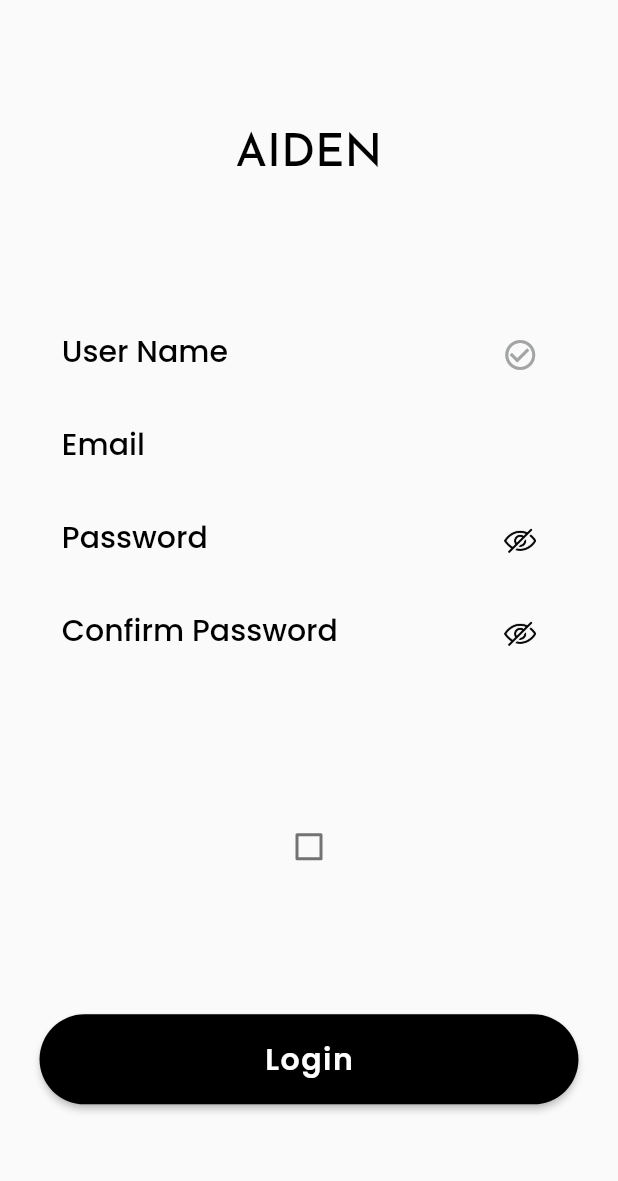
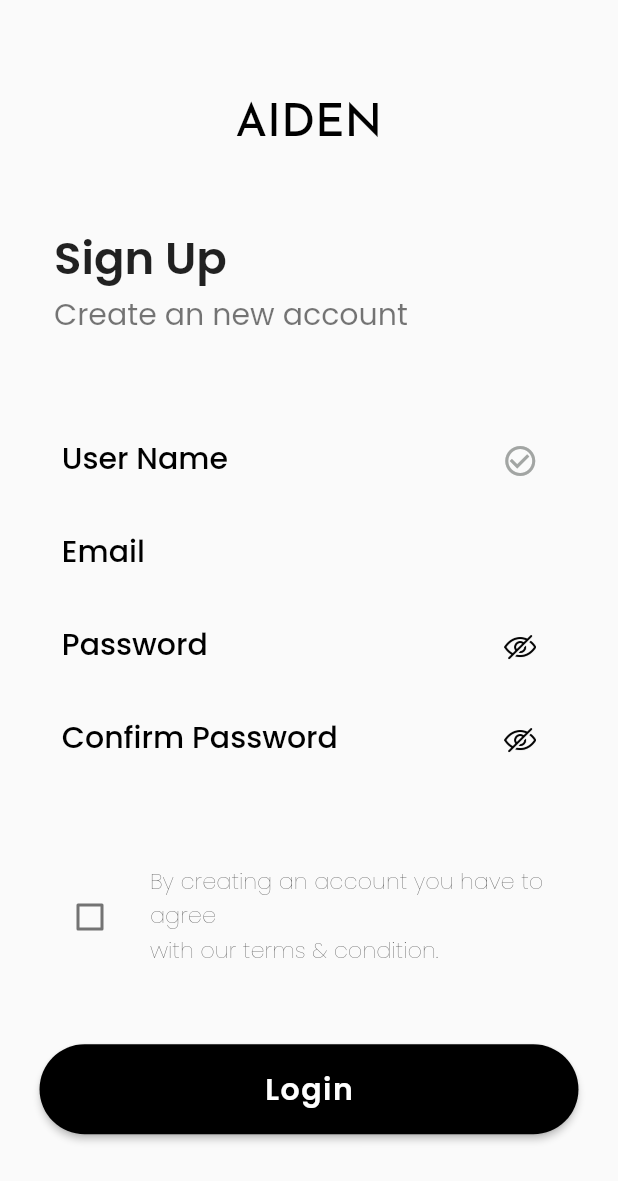
Before and after one commit to irshadcholakkal/Aiden-E-Commerce, a Flutter app: the SignupPage screen opened directly, on a phone screen of 412 x 824 dp. Shown: the top 1181 px of the screen. Run offline on Flutter 3.47's test engine with Material 2 defaults, Android fonts, the phone set to English and light mode, and no system bars; our stand-ins replace dots_indicator, google_fonts, lottie.

Commit message:
akbare dd

```diff
--- a/lib/main.dart
+++ b/lib/main.dart
@@ -1,5 +1,6 @@
 
 
+import 'package:aiden/view/signup_page/signup_page.dart';
 import 'package:aiden/view/splash_screen/splash_screen.dart';
 import 'package:flutter/material.dart';
 
@@ -12,9 +13,9 @@ class MainApp extends StatelessWidget {
 
   @override
   Widget build(BuildContext context) {
-    return   const MaterialApp(
+    return    MaterialApp(
       debugShowCheckedModeBanner: false,
-      home: SplashScreen()
+      home: SignupPage()
     );
   }
 }
--- a/lib/view/signup_page/signup_page.dart
+++ b/lib/view/signup_page/signup_page.dart
@@ -1,10 +1,12 @@
 import 'package:aiden/utils/colors.dart';
 import 'package:aiden/utils/images.dart';
+import 'package:aiden/utils/texts.dart';
 import 'package:aiden/utils/variables.dart';
 import 'package:aiden/view/widgets/custom_textfield.dart';
 import 'package:aiden/view/widgets/text_widget.dart';
 import 'package:aiden/view/widgets/custome_button.dart';
 import 'package:flutter/material.dart';
+import 'package:google_fonts/google_fonts.dart';
 
 class SignupPage extends StatefulWidget {
   SignupPage({super.key});
@@ -32,13 +34,24 @@ class _SignupPageState extends State<SignupPage> {
     width = MediaQuery.of(context).size.width;
     return Scaffold(
       resizeToAvoidBottomInset: false,
-        body: SizedBox(
+      body: Container(
+        margin: EdgeInsets.all(20),
         height: hight,
         width: width,
         child: Column(
           mainAxisAlignment: MainAxisAlignment.spaceEvenly,
           children: [
             brandName(30.00, Colors.black, FontWeight.w500),
+            ListTile(
+              title: Text(
+                "Sign Up",
+                style: GoogleFonts.poppins(
+                    fontSize: 30, fontWeight: FontWeight.w600),
+              ),
+              subtitle: Text("Create an new account",
+                  style: GoogleFonts.poppins(
+                      fontSize: 20, fontWeight: FontWeight.w400)),
+            ),
             SizedBox(
               width: width! * .8,
               height: hight! * .3,
@@ -48,7 +61,6 @@ class _SignupPageState extends State<SignupPage> {
                   mainAxisAlignment: MainAxisAlignment.spaceBetween,
                   children: [
                     customeTextField(
-
                         controller: userNameController,
                         validator: (value) {
                           if (value!.isEmpty) {
@@ -56,7 +68,6 @@ class _SignupPageState extends State<SignupPage> {
                           }
                           return null;
                         },
-
                         labelText: "User Name",
                         icon: userNameController.text.isNotEmpty
                             ? const Icon(
@@ -126,24 +137,26 @@ class _SignupPageState extends State<SignupPage> {
                 ),
               ),
             ),
-              Checkbox(
+            ListTile(
+                leading: Checkbox(
                     value: isCheckBoxEnabled,
                     onChanged: (_) {
                       setState(() {
                         isCheckBoxEnabled = _!;
                       });
                     }),
+                title: termsAndCondition),
             customeButton(
                 text: "Login",
                 onpressed: () {
                   setState(() {
-                      _formKey.currentState!.validate();
                     if (_formKey.currentState!.validate()) {}
                   });
                 },
                 bgColor: const MaterialStatePropertyAll(black))
           ],
         ),
-        ));
+      ),
+    );
   }
 }
```
Also changed, not shown: lib/utils/texts.dart (+28 -32 lines). Lines whose indentation alone changed are shown as unchanged.
